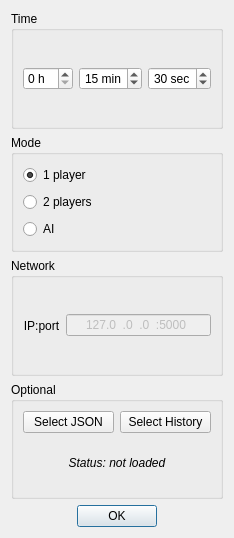
Qt form data/ui/start_dialog_ui.ui (tommikulevich/chess-gaming-platform) before a commit.
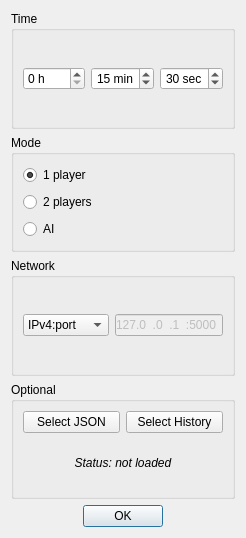
The same form after that commit.

Diff of the .ui file:
```diff
--- a/data/ui/start_dialog_ui.ui
+++ b/data/ui/start_dialog_ui.ui
@@ -6,7 +6,7 @@
    <rect>
     <x>0</x>
     <y>0</y>
-    <width>225</width>
+    <width>246</width>
     <height>538</height>
    </rect>
   </property>
@@ -114,13 +114,23 @@
      </property>
      <layout class="QHBoxLayout" name="horizontalLayout_2">
       <item>
-       <widget class="QLabel" name="labelNetwork">
-        <property name="text">
-         <string>IP:port</string>
+       <widget class="QComboBox" name="netComboBox">
+        <property name="sizePolicy">
+         <sizepolicy hsizetype="MinimumExpanding" vsizetype="Fixed">
+          <horstretch>0</horstretch>
+          <verstretch>0</verstretch>
+         </sizepolicy>
         </property>
-        <property name="alignment">
-         <set>Qt::AlignCenter</set>
-        </property>
+        <item>
+         <property name="text">
+          <string>IPv4:port</string>
+         </property>
+        </item>
+        <item>
+         <property name="text">
+          <string>IPv6:port</string>
+         </property>
+        </item>
        </widget>
       </item>
       <item>
@@ -128,6 +138,12 @@
         <property name="enabled">
          <bool>false</bool>
         </property>
+        <property name="sizePolicy">
+         <sizepolicy hsizetype="MinimumExpanding" vsizetype="Fixed">
+          <horstretch>0</horstretch>
+          <verstretch>0</verstretch>
+         </sizepolicy>
+        </property>
         <property name="inputMethodHints">
          <set>Qt::ImhDialableCharactersOnly</set>
         </property>
@@ -135,7 +151,7 @@
          <string>000.000.000.000:00000</string>
         </property>
         <property name="text">
-         <string>127.0.0.0:5000</string>
+         <string>127.0.0.1:5000</string>
         </property>
         <property name="alignment">
          <set>Qt::AlignCenter</set>
```
